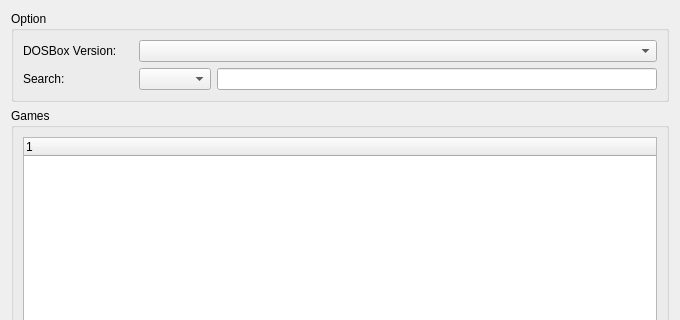
This is dboxfe-gdb/ui/dboxfegdb_dosbox.ui in LasDesu/DBoxFE as Qt 5 draws it before an edit; both pictures show x 0 to 680 and y 0 to 320 of the 680 by 485 pixel window. The edited form follows.
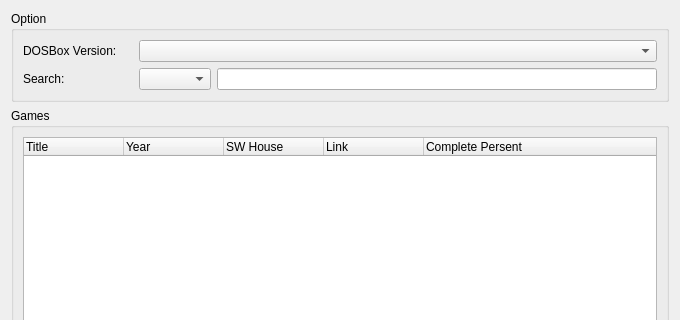
This is the edited form. Icons and pictures are not drawn.

Patch:
```diff
--- a/dboxfe-gdb/ui/dboxfegdb_dosbox.ui
+++ b/dboxfe-gdb/ui/dboxfegdb_dosbox.ui
@@ -90,7 +90,36 @@
      </property>
      <layout class="QGridLayout" >
       <item row="0" column="0" >
-       <widget class="QTreeWidget" name="treeWidgetDosboxGames" />
+       <widget class="QTreeWidget" name="treeWidgetDosboxGames" >
+        <property name="selectionMode" >
+         <enum>QAbstractItemView::MultiSelection</enum>
+        </property>
+        <column>
+         <property name="text" >
+          <string>Title</string>
+         </property>
+        </column>
+        <column>
+         <property name="text" >
+          <string>Year</string>
+         </property>
+        </column>
+        <column>
+         <property name="text" >
+          <string>SW House</string>
+         </property>
+        </column>
+        <column>
+         <property name="text" >
+          <string>Link</string>
+         </property>
+        </column>
+        <column>
+         <property name="text" >
+          <string>Complete Persent</string>
+         </property>
+        </column>
+       </widget>
       </item>
      </layout>
     </widget>
```
